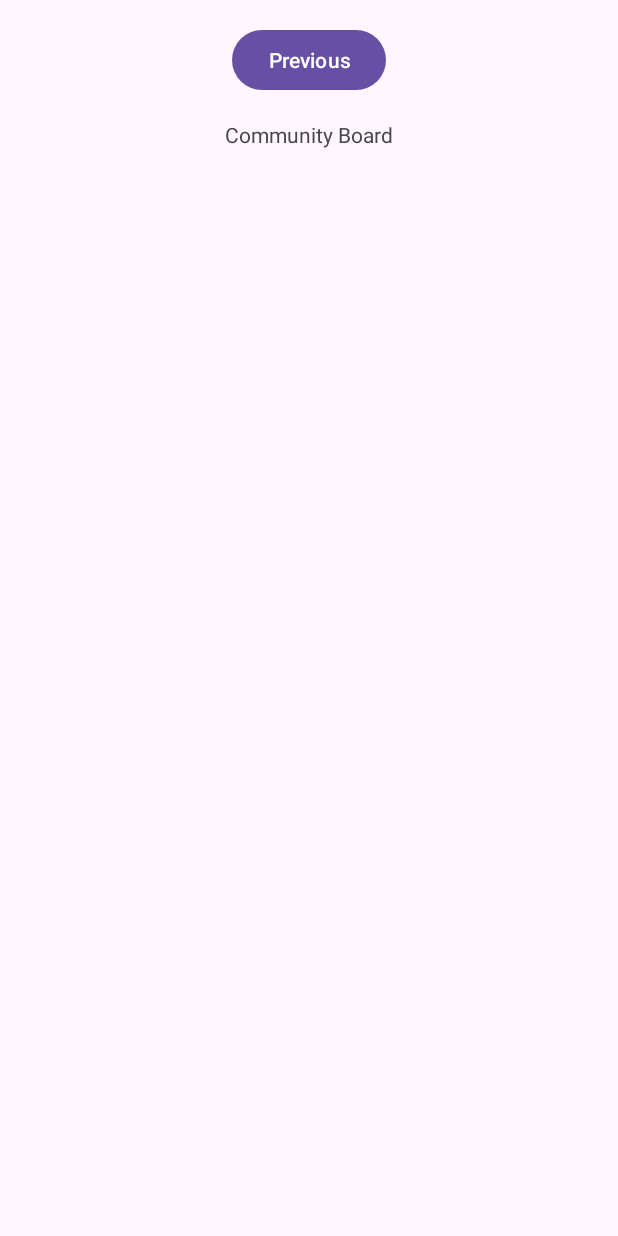
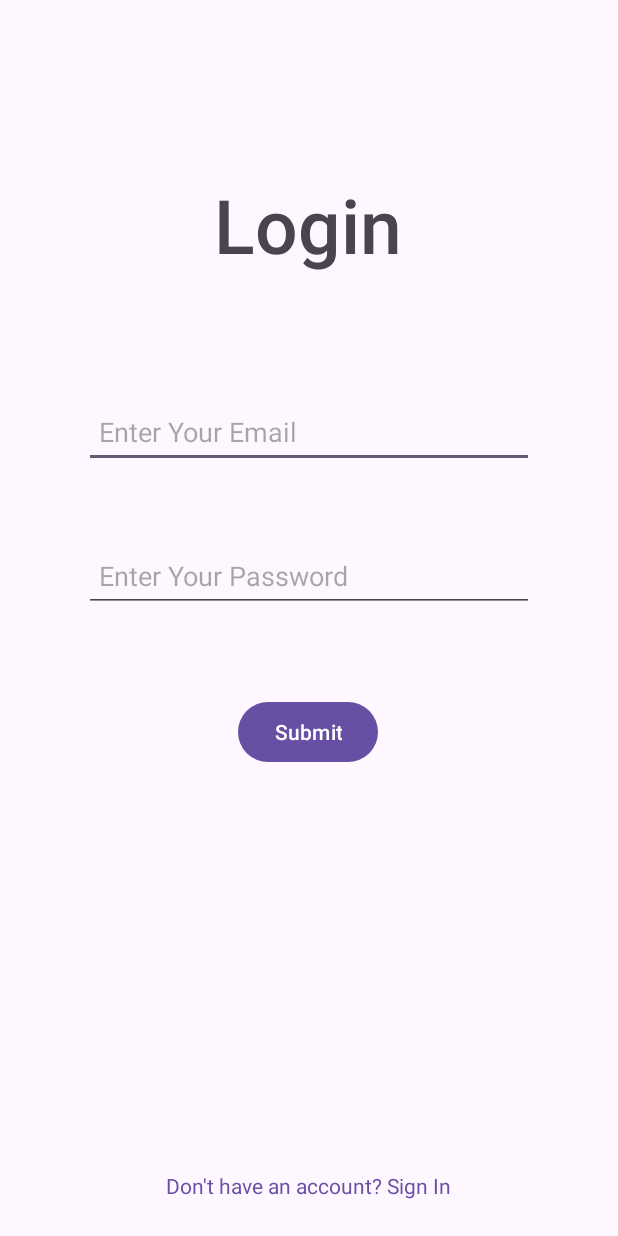
Before and after one commit to ProbatusVir/PixelFit, an Android app: the fragment FitnessNavFragment shown on its own in the app's theme, on a phone screen of 412 x 824 dp. Run offline under Robolectric (Android 15) with nearby library versions, the phone set to English and light mode, and no system bars.

Commit message:
Updated login page color

```diff
--- a/app/src/main/res/layout/fragment_second.xml
+++ b/app/src/main/res/layout/fragment_second.xml
@@ -1,34 +1,65 @@
 <?xml version="1.0" encoding="utf-8"?>
-<androidx.core.widget.NestedScrollView
+<androidx.constraintlayout.widget.ConstraintLayout
         xmlns:android="http://schemas.android.com/apk/res/android"
         xmlns:app="http://schemas.android.com/apk/res-auto"
-        xmlns:tools="http://schemas.android.com/tools"
         android:layout_width="match_parent"
-        android:layout_height="match_parent"
-        tools:context=".SecondFragment">
-    <androidx.constraintlayout.widget.ConstraintLayout
-            android:layout_width="match_parent"
-            android:layout_height="match_parent"
-            android:padding="16dp">
+        android:layout_height="match_parent">
+
+    <TextView
+            android:id="@+id/textview_first"
+            android:layout_width="wrap_content"
+            android:layout_height="wrap_content"
+            android:layout_marginTop="116dp"
+            android:text="@string/login_text"
+            android:textSize="50sp"
+            android:fontFamily="sans-serif-medium"
+            app:layout_constraintTop_toTopOf="parent"
+            app:layout_constraintEnd_toEndOf="parent"
+            app:layout_constraintStart_toStartOf="parent" app:layout_constraintHorizontal_bias="0.498"/>
+    <EditText
+            android:id="@+id/email_input"
+            android:layout_width="300dp"
+            android:layout_height="48dp"
+            android:hint="@string/email_input_text"
+            android:autofillHints="emailAddress"
+            android:inputType="textEmailAddress"
+            android:padding="10dp"
+            app:layout_constraintTop_toTopOf="parent"
+            app:layout_constraintStart_toStartOf="parent"
+            app:layout_constraintEnd_toEndOf="parent"
+            android:layout_marginTop="264dp" app:layout_constraintHorizontal_bias="0.5"/>
+    <EditText
+            android:id="@+id/password_input"
+            android:layout_width="300dp"
+            android:layout_height="48dp"
+            android:hint="@string/password_input_text"
+            android:autofillHints="password"
+            android:inputType="textPassword"
+            android:padding="10dp"
+            app:layout_constraintTop_toTopOf="parent"
+            app:layout_constraintStart_toStartOf="parent"
+            app:layout_constraintEnd_toEndOf="parent"
+            android:layout_marginTop="360dp" app:layout_constraintHorizontal_bias="0.5"/>
     <Button
             android:id="@+id/button_second"
             android:layout_width="wrap_content"
-                android:layout_height="wrap_content"
-                android:text="@string/previous"
-                app:layout_constraintBottom_toTopOf="@id/textview_second"
+            android:layout_height="48dp"
+            android:text="@string/login_button"
+            app:layout_constraintTop_toTopOf="parent"
             app:layout_constraintEnd_toEndOf="parent"
             app:layout_constraintStart_toStartOf="parent"
-                app:layout_constraintTop_toTopOf="parent"/>
-
+            android:layout_marginTop="464dp" app:layout_constraintHorizontal_bias="0.497"/>
     <TextView
-                android:id="@+id/textview_second"
+            android:id="@+id/sign_in_link"
             android:layout_width="wrap_content"
             android:layout_height="wrap_content"
-                android:layout_marginTop="16dp"
-                android:text="@string/board"
+            android:text="@string/sign_up_link"
+            android:textColor="@color/button_purple"
+            android:textSize="14sp"
+            android:padding="8dp"
             app:layout_constraintBottom_toBottomOf="parent"
             app:layout_constraintEnd_toEndOf="parent"
-                app:layout_constraintStart_toStartOf="parent"
-                app:layout_constraintTop_toBottomOf="@id/button_second"/>
+            app:layout_constraintStart_toStartOf="parent" app:layout_constraintHorizontal_bias="0.497"
+            android:layout_marginBottom="16dp"/>
+
 </androidx.constraintlayout.widget.ConstraintLayout>
-</androidx.core.widget.NestedScrollView>
--- a/app/src/main/res/values/colors.xml
+++ b/app/src/main/res/values/colors.xml
@@ -19,4 +19,5 @@
     <color name="legs">#00FF00</color>
     <color name="torso">#0000FF</color>
     <color name="head">#00FFFF</color>
+    <color name="button_purple">#6851A5</color>
 </resources>
--- a/app/src/main/res/values/strings.xml
+++ b/app/src/main/res/values/strings.xml
@@ -48,4 +48,11 @@
     <string name="first_fragment_label">First Fragment</string>
     <string name="second_fragment_label">Second Fragment</string>
 
+    <!-- Presentation text -->
+    <string name="login_text">Login</string>
+    <string name="email_input_text">Enter Your Email</string>
+    <string name="password_input_text">Enter Your Password</string>
+    <string name="login_button">Submit</string>
+    <string name="sign_up_link">"Don't have an account? Sign In"</string>
+
 </resources>
```
Lines whose indentation alone changed are shown as unchanged.
